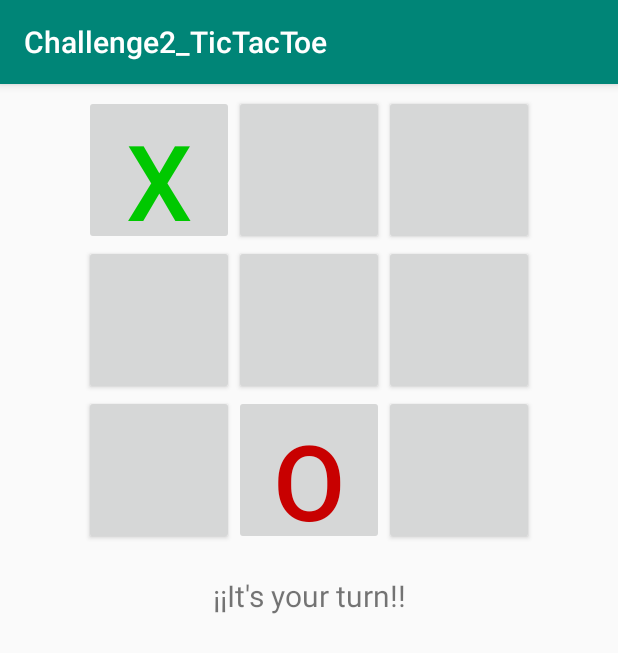
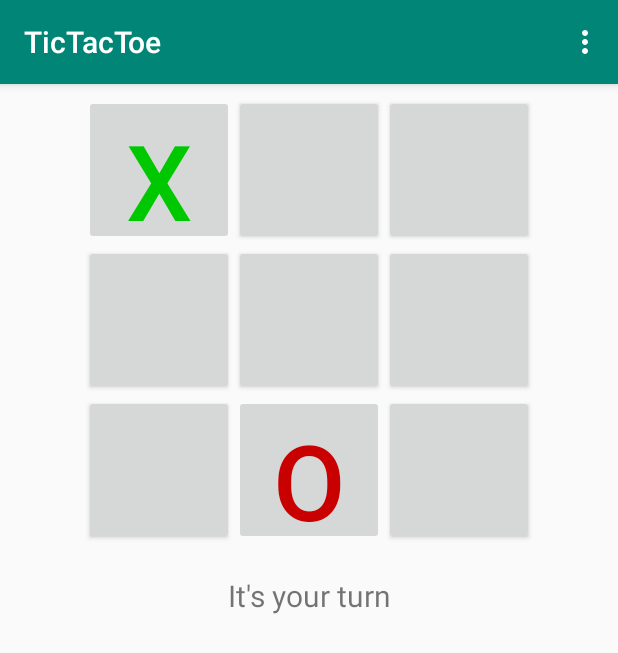
Before and after one commit to mamurciac/MobileApplicationsChallenges, an Android app: the screen it shows after launch (TicTacToeActivity), after a tap on an icon or button, on a phone screen of 412 x 824 dp. Shown: the top 653 px of the screen. Run offline under Robolectric (Android 15) with nearby library versions, the phone set to English and light mode, and no system bars.

Commit message:
Menu to New Game

```diff
--- a/Challenge2_TicTacToe/app/src/main/java/mamurciac/unal/edu/co/challenge2_tictactoe/TicTacToeActivity.java
+++ b/Challenge2_TicTacToe/app/src/main/java/mamurciac/unal/edu/co/challenge2_tictactoe/TicTacToeActivity.java
@@ -3,7 +3,7 @@ package mamurciac.unal.edu.co.challenge2_tictactoe;
 import android.graphics.Color;
 import androidx.appcompat.app.AppCompatActivity;
 import android.os.Bundle;
-import android.view.View;
+import android.view.*;
 import android.widget.*;
 
 public class TicTacToeActivity extends AppCompatActivity{
@@ -43,7 +43,7 @@ public class TicTacToeActivity extends AppCompatActivity{
             boardButtons[spot].setEnabled(true);
             boardButtons[spot].setOnClickListener(new ButtonClickListener(spot));
         }
-        infoGame.setText("¡¡You are first!!");
+        infoGame.setText(R.string.first_turn_human);
     }
 
     private void setMove(char player, int location){
@@ -56,6 +56,19 @@ public class TicTacToeActivity extends AppCompatActivity{
         }else{
             boardButtons[location].setTextColor(Color.rgb(200,0,0));
         }
+    }
+
+    @Override
+    public boolean onCreateOptionsMenu(Menu menu){
+        super.onCreateOptionsMenu(menu);
+        menu.add(R.string.new_game);
+        return true;
+    }
+
+    @Override
+    public boolean onOptionsItemSelected(MenuItem item){
+        startNewGame();
+        return true;
     }
 
     //It handles clicks on the gameboard buttons
@@ -71,26 +84,26 @@ public class TicTacToeActivity extends AppCompatActivity{
                 //If there isn't winner yet, then it lets the computer make a move
                 int winner = ticTacToeGame.checkForWinner();
                 if(winner == TicTacToeGame.gameNotFinished){
-                    infoGame.setText("¡¡It's Android's turn!!");
+                    infoGame.setText(R.string.turn_computer);
                     int move = ticTacToeGame.getComputerMove();
                     setMove(TicTacToeGame.computerPlayer, move);
                     winner = ticTacToeGame.checkForWinner();
                 }
 
                 if(winner == TicTacToeGame.gameNotFinished){
-                    infoGame.setText("¡¡It's your turn!!");
+                    infoGame.setText(R.string.turn_human);
                 }else if(winner == TicTacToeGame.gameTied){
-                    infoGame.setText("¡¡It's a tie!!");
+                    infoGame.setText(R.string.result_tie);
                     for(int spot = 0; spot < boardButtons.length; spot++){
                         boardButtons[spot].setEnabled(false);
                     }
                 }else if(winner == TicTacToeGame.gameWithHumanWinner){
-                    infoGame.setText("¡¡You won!!");
+                    infoGame.setText(R.string.result_human_wins);
                     for(int spot = 0; spot < boardButtons.length; spot++){
                         boardButtons[spot].setEnabled(false);
                     }
                 }else{
-                    infoGame.setText("¡¡Android won!!");
+                    infoGame.setText(R.string.result_computer_wins);
                     for(int spot = 0; spot < boardButtons.length; spot++){
                         boardButtons[spot].setEnabled(false);
                     }
--- a/Challenge2_TicTacToe/app/src/main/res/values/strings.xml
+++ b/Challenge2_TicTacToe/app/src/main/res/values/strings.xml
@@ -1,3 +1,11 @@
 <resources>
-    <string name="app_name">Challenge2_TicTacToe</string>
+    <string name="app_name">TicTacToe</string>
+    <string name="new_game">New Game</string>
+    <string name="first_turn_human">You are first</string>
+    <string name="first_turn_computer">Android is first</string>
+    <string name="turn_human">It\'s your turn</string>
+    <string name="turn_computer">It\'s Android\'s turn</string>
+    <string name="result_tie">It\'s a tie</string>
+    <string name="result_human_wins">¡¡You won!!</string>
+    <string name="result_computer_wins">¡¡Android won!!</string>
 </resources>
```
